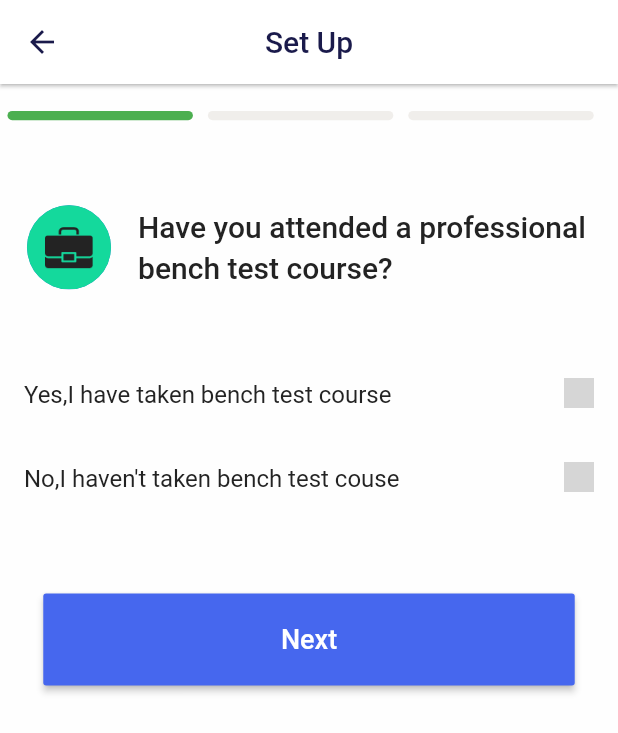
After one commit to balaji-89/bench_test_buddies, a Flutter app: the SetupScreen screen opened directly, after a tap on "Next", on a phone screen of 412 x 824 dp. The commit adds this screen. Shown: the top 733 px of the screen. Run offline on Flutter 3.47's test engine with Material 2 defaults, Android fonts, the phone set to English and light mode, and no system bars; our stand-ins replace flutter_svg, roundcheckbox; missing offline and left inert: country_list_pick; Roboto replaces fonts that are missing (SF Pro Text); grey boxes are pictures that could not be loaded.

Commit message:
finished al,ost setup screen

```diff
--- a/lib/model/attempt_model.dart
+++ b/lib/model/attempt_model.dart
@@ -3,6 +3,8 @@ import 'package:flutter/material.dart';
 class UserAttempt {
   int userExerciseId;
   int attempt;
+  DateTime attemptedDate;
+
   TimeOfDay totalTimeTaken;
   TimeOfDay initialTimeSet;
   bool result;
@@ -13,6 +15,7 @@ class UserAttempt {
       {
         @required this.userExerciseId,
         this.attempt = 0,
+      this.attemptedDate,
       this.totalTimeTaken = const TimeOfDay(hour: 0, minute: 0),
       this.initialTimeSet = const TimeOfDay(hour: 0, minute: 0),
       this.result = false,
--- a/lib/model/user_status.dart
+++ b/lib/model/user_status.dart
@@ -10,9 +10,6 @@ class UserDetailsAndLevel {
   Stages currentSection;
   List completedExercise;
   List upcomingSection;
-  List<UserAttempt> userAttempt=[
-    UserAttempt(userExerciseId:1,attempt: 0,)
-  ];
 
   UserDetailsAndLevel({
     @required this.userId,
@@ -36,6 +33,6 @@ class UserDetailsAndLevel {
       Stages.Uploaded_images,
       Stages.Uploaded_images,
     ],
-    this.userAttempt
+
   });
 }
--- /dev/null
+++ b/lib/on_boarding_setup/set_up.dart
@@ -0,0 +1,389 @@
+import 'dart:ui';
+
+import 'package:bench_test_buddies/screens/app_ui/home.dart';
+import 'package:flutter/material.dart';
+//import 'package:step_progress_indicator/step_progress_indicator.dart';
+
+class SetupScreen extends StatefulWidget {
+  @override
+  _SetupScreenState createState() => _SetupScreenState();
+}
+
+class _SetupScreenState extends State<SetupScreen> {
+  int setupIndex = 4;
+  List<String> question1list = [
+    "Yes,I have taken bench test course",
+    "No,I haven't taken bench test couse"
+  ];
+  List<String> question2list = [
+    "I've been preparing for bench preparation",
+    "I'm familiar with basics but yet to prepare",
+    "I am new to bench prep[aration"
+  ];
+
+  _getChildren(int pos, mediaQuery) {
+    switch (pos) {
+      case 1:
+        return _buildsetupQuestion1(mediaQuery);
+      case 2:
+        return _buildsetupQuestion2(mediaQuery);
+      case 3:
+        return _buildsetupsuccess(mediaQuery);
+      case 4:
+        return _buildLocation(mediaQuery);
+      default:
+        return _buildLocation(mediaQuery);
+    }
+  }
+
+  Widget _buildLocation(Size mediaQuery) {
+    return LayoutBuilder(
+      builder: (context, constraints) => ListView(children: <Widget>[
+        Container(
+          height: constraints.maxHeight * 0.008,
+          width: constraints.maxWidth * 0.9,
+          alignment: Alignment.center,
+          margin: EdgeInsets.only(top: 18, bottom: 30),
+          decoration: BoxDecoration(borderRadius: BorderRadius.circular(20)),
+          child: ListView.builder(
+              physics: NeverScrollableScrollPhysics(),
+              scrollDirection: Axis.horizontal,
+              itemCount: 3,
+              itemBuilder: (context, index) => Container(
+                    height: mediaQuery.height * 0.03,
+                    width: mediaQuery.width * 0.3,
+                    margin: EdgeInsets.only(right: 5, left: 5),
+                    decoration: BoxDecoration(
+                      borderRadius: BorderRadius.circular(20),
+                      color: Theme.of(context).accentColor,
+                    ),
+                  )),
+        ),
+        SizedBox(
+          height: constraints.maxHeight * 0.11,
+          child: ListTile(
+            leading: CircleAvatar(
+              radius: 30,
+              backgroundImage:
+                  AssetImage("assets/on_boarding_images/setup1.png"),
+            ),
+            title: Text(
+              'Enter your Origin Country',
+              style: TextStyle(
+                fontFamily: 'SF Pro Text',
+                fontSize: 20,
+                color: const Color(0xff232323),
+                fontWeight: FontWeight.w500,
+                height: 1.3333333333333333,
+              ),
+              textAlign: TextAlign.left,
+            ),
+          ),
+        ),
+        Container(
+          height: constraints.maxHeight * 0.12,
+          width: constraints.maxWidth * 0.9,
+          margin: EdgeInsets.symmetric(
+            horizontal: 15,
+          ),
+          child: TextField(),
+        ),
+        new Padding(
+          padding: EdgeInsets.all(20.0),
+          child: Container(
+              height: 50,
+              width: MediaQuery.of(context).size.width,
+              child: RaisedButton(
+                textColor: Colors.white,
+                color: Color(0xFF4667EE),
+                child: Text(
+                  'Next',
+                  style: TextStyle(fontSize: 18),
+                ),
+                onPressed: () {
+                  setState(() {
+                    setupIndex = 1;
+                  });
+                },
+              )),
+        ),
+      ]),
+    );
+  }
+
+  Widget _buildsetupQuestion1(Size mediaQuery) {
+    return LayoutBuilder(
+        builder: (context, constraints) => ListView(children: <Widget>[
+              Container(
+                height: constraints.maxHeight * 0.008,
+                width: constraints.maxWidth * 0.9,
+                alignment: Alignment.center,
+                margin: EdgeInsets.only(
+                    top: 18, bottom: constraints.maxHeight * 0.07),
+                decoration:
+                    BoxDecoration(borderRadius: BorderRadius.circular(20)),
+                child: ListView.builder(
+                    physics: NeverScrollableScrollPhysics(),
+                    scrollDirection: Axis.horizontal,
+                    itemCount: 3,
+                    itemBuilder: (context, index) => Container(
+                          height: mediaQuery.height * 0.03,
+                          width: mediaQuery.width * 0.3,
+                          margin: EdgeInsets.only(right: 5, left: 5),
+                          decoration: BoxDecoration(
+                            borderRadius: BorderRadius.circular(20),
+                            color: index == 0
+                                ? Colors.green
+                                : Theme.of(context).accentColor,
+                          ),
+                        )),
+              ),
+              Container(
+                margin: EdgeInsets.only(bottom: constraints.maxHeight * 0.05),
+                child: ListTile(
+                  leading: CircleAvatar(
+                    radius: 30,
+                    backgroundImage:
+                        AssetImage("assets/on_boarding_images/setup2.png"),
+                  ),
+                  title: SizedBox(
+                    width: constraints.maxWidth * 0.65,
+                    child: Text(
+                      'Have you attended a professional bench test course?',
+                      style: TextStyle(
+                        fontFamily: 'SF Pro Text',
+                        fontSize: 20,
+                        color: const Color(0xff232323),
+                        fontWeight: FontWeight.w500,
+                        height: 1.3333333333333333,
+                      ),
+                      textAlign: TextAlign.left,
+                    ),
+                  ),
+                ),
+              ),
+              Container(
+                  height: constraints.maxHeight * 0.21,
+                  child: new ListView.builder(
+                      itemCount: question1list.length,
+                      itemBuilder: (BuildContext context, int index) {
+                        return new ListTile(
+                          trailing: SizedBox(
+                            height: 20,
+                            width: 20,
+                            child: Image.asset(
+                                "assets/on_boarding_images/2.0x/completionSuccess.png"),
+                          ),
+                          title: Text(question1list[index],
+                              style: TextStyle(
+                                fontFamily: 'SF Pro Text',
+                                fontSize: 16,
+                                color: const Color(0xff232323),
+                                fontWeight: FontWeight.normal,
+                                height: 1.3333333333333333,
+                              )),
+                        );
+                      })),
+              Container(
+                  height: constraints.maxHeight * 0.08,
+                  margin: EdgeInsets.symmetric(
+                    horizontal: constraints.maxWidth * 0.07,
+                  ),
+                  decoration: BoxDecoration(
+                    borderRadius: BorderRadius.all(Radius.circular(40)),
+                  ),
+                  child: RaisedButton(
+                    textColor: Colors.white,
+                    color: Color(0xFF4667EE),
+                    child: Text(
+                      'Next',
+                      style: TextStyle(
+                        fontSize: 18,
+                      ),
+                    ),
+                    onPressed: () {
+                      setState(() {
+                        setupIndex = 2;
+                      });
+                    },
+                  )),
+            ]));
+  }
+
+  Widget _buildsetupQuestion2(Size mediaQuery) {
+    return LayoutBuilder(
+      builder: (context, constraints) => ListView(children: <Widget>[
+        Container(
+          height: constraints.maxHeight * 0.008,
+          width: constraints.maxWidth * 0.9,
+          alignment: Alignment.center,
+          margin:
+              EdgeInsets.only(top: 18, bottom: constraints.maxHeight * 0.07),
+          decoration: BoxDecoration(borderRadius: BorderRadius.circular(20)),
+          child: ListView.builder(
+              physics: NeverScrollableScrollPhysics(),
+              scrollDirection: Axis.horizontal,
+              itemCount: 3,
+              itemBuilder: (context, index) => Container(
+                    height: mediaQuery.height * 0.03,
+                    width: mediaQuery.width * 0.3,
+                    margin: EdgeInsets.only(right: 5, left: 5),
+                    decoration: BoxDecoration(
+                      borderRadius: BorderRadius.circular(20),
+                      color: index == 0 || index==1
+                          ? Colors.green
+                          : Theme.of(context).accentColor,
+                    ),
+                  )),
+        ),
+        Container(
+          margin: EdgeInsets.only(bottom: constraints.maxHeight * 0.05),
+          child: ListTile(
+            leading: CircleAvatar(
+              radius: 30,
+              backgroundImage:
+                  AssetImage("assets/on_boarding_images/setup3.png"),
+            ),
+            title: Text(
+              'Enter your experience level in bench preparation',
+              style: TextStyle(
+                fontFamily: 'SF Pro Text',
+                fontSize: 20,
+                color: const Color(0xff232323),
+                fontWeight: FontWeight.w500,
+                height: 1.3333333333333333,
+              ),
+              textAlign: TextAlign.left,
+            ),
+          ),
+        ),
+        Container(
+            height: constraints.maxHeight*0.26,
+            child: new ListView.builder(
+                itemCount: question2list.length,
+                physics: const NeverScrollableScrollPhysics(),
+                itemBuilder: (BuildContext context, int index) {
+                  return  Container(
+                    height: constraints.maxHeight*0.07,
+                    child: ListTile(
+                      trailing: SizedBox(
+                        height: 20,
+                        width: 20,
+                        child: Image.asset(
+                            "assets/on_boarding_images/2.0x/completionSuccess.png"),
+                      ),
+                      title: Text(question2list[index],
+                          style: TextStyle(
+                            fontFamily: 'SF Pro Text',
+                            fontSize: 16,
+                            color: const Color(0xff232323),
+                            fontWeight: FontWeight.normal,
+                            height: 1.3333333333333333,
+                          )),
+                    ),
+                  );
+                })),
+        Container(
+            height: constraints.maxHeight*0.08,
+            margin: EdgeInsets.symmetric(horizontal:constraints.maxWidth*0.05, ),
+            child: RaisedButton(
+              textColor: Colors.white,
+              color: Color(0xFF4667EE),
+              child: Text('Next',style:TextStyle(
+                fontSize: 20,
+              )),
+              onPressed: () {
+                setState(() {
+                  setupIndex = 3;
+                });
+              },
+            )),
+      ]),
+    );
+  }
+
+  Widget _buildsetupsuccess(Size mediaQuery) {
+    return LayoutBuilder(
+        builder: (context, constraints) => ListView(children: <Widget>[
+      Container(
+        height: constraints.maxHeight * 0.008,
+        width: constraints.maxWidth * 0.9,
+        alignment: Alignment.center,
+        margin:
+        EdgeInsets.only(top: 18, bottom: constraints.maxHeight * 0.07),
+        decoration: BoxDecoration(borderRadius: BorderRadius.circular(20)),
+        child: ListView.builder(
+            physics: NeverScrollableScrollPhysics(),
+            scrollDirection: Axis.horizontal,
+            itemCount: 3,
+            itemBuilder: (context, index) => Container(
+              height: mediaQuery.height * 0.03,
+              width: mediaQuery.width * 0.3,
+              margin: EdgeInsets.only(right: 5, left: 5),
+              decoration: BoxDecoration(
+                borderRadius: BorderRadius.circular(20),
+                color: index == 0 || index==1 ||index==2
+                    ? Colors.green
+                    : Theme.of(context).accentColor,
+              ),
+            )),
+      ),
+      SizedBox(
+        height: constraints.maxHeight*0.14,
+        child: ListTile(
+          leading:  CircleAvatar(
+          radius: 30,
+          backgroundImage:AssetImage("assets/on_boarding_images/3.0x/completionSuccess.png"),
+          ),
+          title: Text(
+            'Hey! You are done with the intial setup.Start practicing.Best wishes.',
+            style: TextStyle(
+              fontFamily: 'SF Pro Text',
+              fontSize: 19,
+              color: const Color(0xff232323),
+              fontWeight: FontWeight.w500,
+              height: 1.3333333333333333,
+            ),
+            textAlign: TextAlign.left,
+          ),
+        ),
+      ),
+      Container(
+          height: constraints.maxHeight*0.07,
+          margin: EdgeInsets.symmetric(horizontal:constraints.maxWidth*0.04),
+          child: RaisedButton(
+            textColor: Colors.white,
+            color: Color(0xFF4667EE),
+            child: Text('Continue to Home Screen',style: TextStyle(fontSize: 14),),
+            onPressed: () {
+              Navigator.of(context).push(MaterialPageRoute(builder: (context)=>HomePage()));
+            },
+          )),
+    ]));
+  }
+
+  @override
+  Widget build(BuildContext context) {
+    final mediaQuery = MediaQuery.of(context).size;
+    return Scaffold(
+      appBar: AppBar(
+        iconTheme: IconThemeData(
+          color: Color(0xFF1a1a4b),
+        ),
+        centerTitle: true,
+        elevation: 1,
+        title: Text(
+          'Set Up',
+          style: TextStyle(color: Color(0xFF1a1a4b)),
+        ),
+        backgroundColor: Colors.white,
+      ),
+      body: Stack(children: <Widget>[
+        Container(
+          color: Colors.white.withOpacity(0.7),
+          child: _getChildren(setupIndex, mediaQuery),
+        )
+      ]),
+    );
+  }
+}
--- a/lib/provider/users_level.dart
+++ b/lib/provider/users_level.dart
@@ -1,3 +1,4 @@
+import 'package:bench_test_buddies/model/attempt_model.dart';
 import 'package:bench_test_buddies/model/user_status.dart';
 import 'package:bench_test_buddies/provider/exercise_stages.dart';
 import 'package:flutter/material.dart';
@@ -7,7 +8,6 @@ class Users with ChangeNotifier {
     userId: 01,
     userName: 'Balaji J',
     userExerciseId: 1,
-
   );
 
   UserDetailsAndLevel get userData {
@@ -26,4 +26,6 @@ class Users with ChangeNotifier {
     _user.upcomingSection = updatedList;
     notifyListeners();
   }
+
+
 }
--- a/lib/screens/onboarding_screen/sign_in_screen.dart
+++ b/lib/screens/onboarding_screen/sign_in_screen.dart
@@ -2,6 +2,7 @@ import 'package:flutter/material.dart';
 
 import '../onboarding_screen/forget_password.dart';
 import '../onboarding_screen/sign_up_screen.dart';
+import 'package:bench_test_buddies/on_boarding_setup/set_up.dart';
 
 class SignInPage extends StatefulWidget {
   @override
@@ -117,7 +118,9 @@ class _SignInPageState extends State<SignInPage> {
                         textColor: Colors.white,
                         color: Color(0xFF4667EE),
                         child: Text('Sign in'),
-                        onPressed: () {},
+                        onPressed: () {
+                          Navigator.of(context).push(MaterialPageRoute(builder: (context)=>SetupScreen()));
+                        },
                       )),
 
 
--- a/lib/screens/onboarding_screen/sign_up_screen.dart
+++ b/lib/screens/onboarding_screen/sign_up_screen.dart
@@ -1,3 +1,4 @@
+import 'package:bench_test_buddies/on_boarding_setup/set_up.dart';
 import 'package:flutter/material.dart';
 
 import '../onboarding_screen/sign_in_screen.dart';
@@ -116,7 +117,9 @@ class _SignUpPageState extends State<SignUpPage> {
                           textColor: Colors.white,
                           color: Color(0xFF4667EE),
                           child: Text('Sign up'),
-                          onPressed: () {},
+                          onPressed: () {
+                            Navigator.of(context).push(MaterialPageRoute(builder: (context)=>SetupScreen()));
+                          },
                         )),
 
 
--- a/lib/screens/onboarding_screen/succeeded_forget_password.dart
+++ b/lib/screens/onboarding_screen/succeeded_forget_password.dart
@@ -1,3 +1,4 @@
+import 'package:bench_test_buddies/on_boarding_setup/set_up.dart';
 import 'package:flutter/material.dart';
 
 import '../app_ui/home.dart';
@@ -73,7 +74,7 @@ class SucceededPasswordScreen extends StatelessWidget {
                         onPressed: () {
                           Navigator.of(context).pushReplacement(
                               MaterialPageRoute(
-                                  builder: (context) => HomePage()));
+                                  builder: (context) => SetupScreen()));
                         },
                       )),
                 ],
--- a/lib/screens/setup/completion.dart
+++ b/lib/screens/setup/completion.dart
@@ -96,7 +96,7 @@ class Completion extends StatelessWidget {
                       child: Center(
                           child: Text(
                         "Continue to home screen",
-                        style: TextStyle(color: Colors.white, fontSize: 18),
+                        style: TextStyle(color: Colors.white, fontSize: 14),
                       )),
                     ),
                   ),
--- a/pubspec.yaml
+++ b/pubspec.yaml
@@ -62,6 +62,7 @@ flutter:
     - assets/on_boarding_images/3.0x/
     - assets/on_boarding_images/2.0x/
     - assets/Home_page_images/
+    - assets/attempt_images/
   #   - images/a_dot_ham.jpeg
 
   # An image asset can refer to one or more resolution-specific "variants", see
```
Also changed, not shown: lib/main.dart (+9 -0 lines), lib/provider/attempt_provider.dart (added, +19 -0 lines), lib/provider/country_provider.dart (added, +20 -0 lines), lib/screens/app_ui/attempt_tab/attempt.dart (+50 -12 lines), lib/screens/app_ui/home.dart (+3 -8 lines), lib/screens/onboarding_screen/search_screen.dart (added, +78 -0 lines), lib/widgets/attempt_card.dart (added, +88 -0 lines), lib/provider/set_up_page_provider.dart (added).
